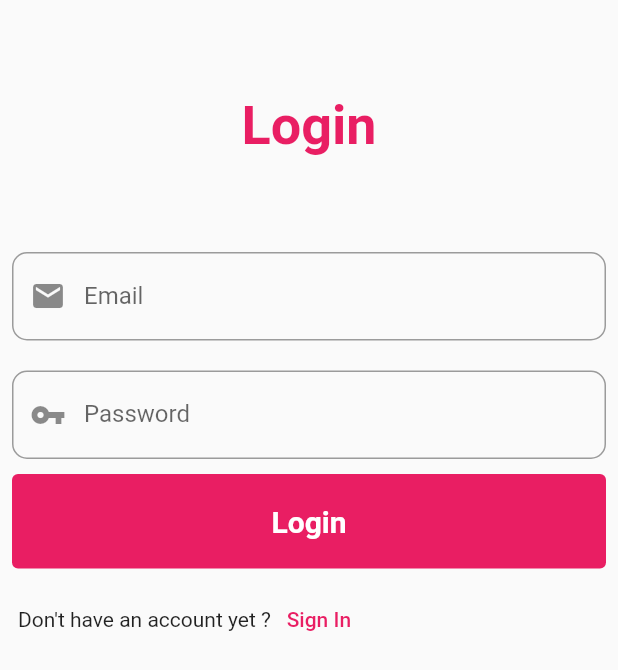
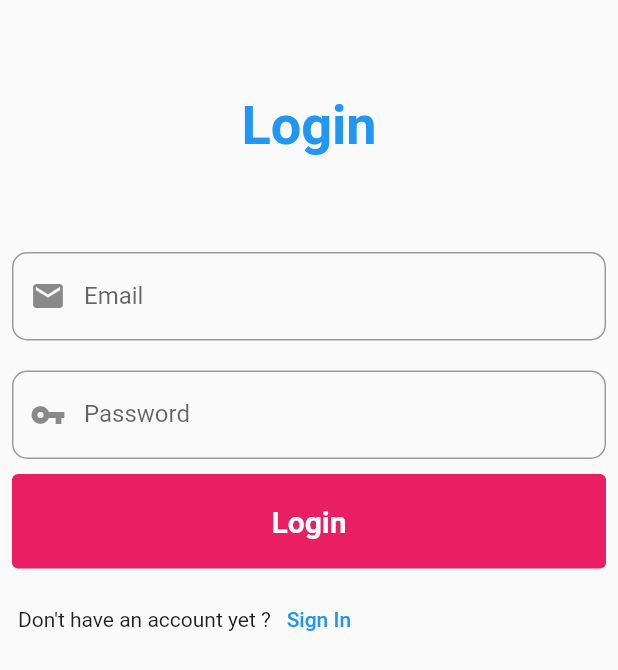
Before and after one commit to maxstain/MasBros, a Flutter app: the screen it shows after launch, on a phone screen of 412 x 824 dp. Shown: the top 670 px of the screen. Run offline on Flutter 3.47's test engine with Material 2 defaults, Android fonts, the phone set to English and light mode, and no system bars; our stand-ins replace cloud_firestore, firebase_auth, firebase_core, firebase_database, firebase_storage, flutter_local_notifications and 2 more; accounts and stored records are empty; statements that could not run were skipped.

Commit message:
refactor: working on the dark theme

```diff
--- a/lib/main.dart
+++ b/lib/main.dart
@@ -6,6 +6,7 @@ import 'package:masbros/Services/Appointments_Services.dart';
 import 'package:masbros/Services/Authentication_Service.dart';
 import 'package:masbros/Services/notification_service.dart';
 import 'package:masbros/Splash/Splash.dart';
+import 'package:masbros/theme_provider.dart';
 import 'package:provider/provider.dart';
 
 Future<void> main() async {
@@ -19,10 +20,14 @@ class MyApp extends StatelessWidget {
   final Future<FirebaseApp> _fbApp = Firebase.initializeApp();
   @override
   Widget build(BuildContext context) {
+    // final themeProvider = Provider.of<ThemeProvider>(context);
     return MultiProvider(
       providers: [
         ChangeNotifierProvider<AuthenticationService>.value(
           value: AuthenticationService(),
+        ),
+        ChangeNotifierProvider<ThemeProvider>(
+          create: (_) => ThemeProvider(),
         ),
         ChangeNotifierProvider<AppointmentsService>.value(
           value: AppointmentsService(),
@@ -39,9 +44,9 @@ class MyApp extends StatelessWidget {
       child: MaterialApp(
         debugShowCheckedModeBanner: false,
         title: 'MasBros',
-        theme: ThemeData(
-          primarySwatch: Colors.pink,
-        ),
+        themeMode: ThemeMode.system /*themeProvider.themeMode*/,
+        theme: MyThemes.lightTheme,
+        darkTheme: MyThemes.darkTheme,
         home: FutureBuilder(
           future: _fbApp,
           builder: (context, snapshot) {
```
Also changed, not shown: lib/Profile/components/Body.dart (+22 -1 lines).
